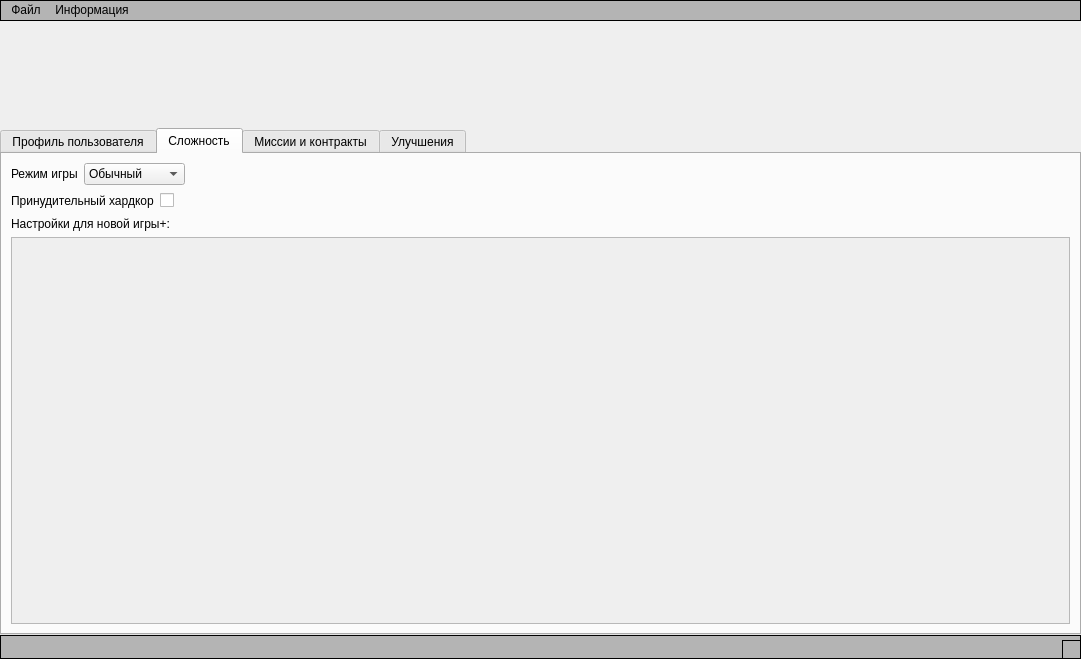
Before: the Qt Designer form EditorWindow.ui in hypercyclist/snowrunner_save_editor, drawn with Qt 5.
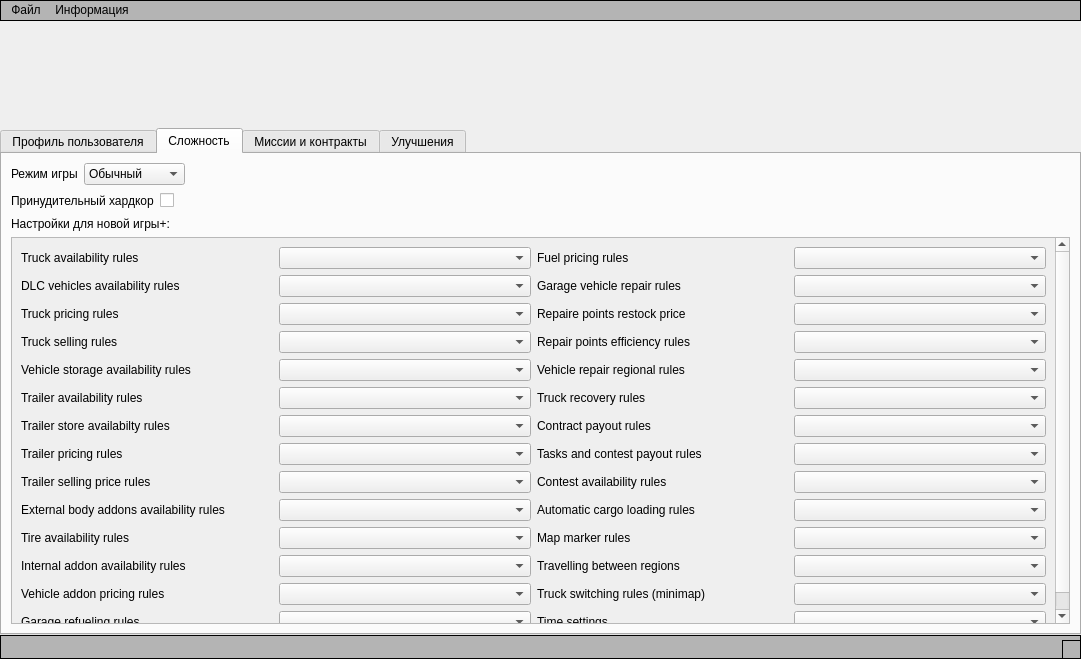
After: the same form once the commit is applied. The open tabs and pages were chosen to show the change. Icons and pictures are not drawn. Custom widgets are drawn as their Qt base class.

Commit message:
Add NG+ settings.
Add NG+ settings.

Diff of the .ui file:
```diff
--- a/EditorWindow.ui
+++ b/EditorWindow.ui
@@ -263,11 +263,305 @@
               <rect>
                <x>0</x>
                <y>0</y>
-               <width>1053</width>
-               <height>384</height>
+               <width>1041</width>
+               <height>452</height>
               </rect>
              </property>
-             <layout class="QGridLayout" name="gridLayout_4"/>
+             <layout class="QGridLayout" name="gridLayout_4">
+              <item row="13" column="0">
+               <widget class="QLabel" name="garageRefuelLabel">
+                <property name="text">
+                 <string>Garage refueling rules</string>
+                </property>
+               </widget>
+              </item>
+              <item row="5" column="1">
+               <widget class="QComboBox" name="trailerAvailabilityCombo"/>
+              </item>
+              <item row="8" column="1">
+               <widget class="QComboBox" name="trailerSellingPriceCombo"/>
+              </item>
+              <item row="2" column="0">
+               <widget class="QLabel" name="truckPricingLabel">
+                <property name="text">
+                 <string>Truck pricing rules</string>
+                </property>
+               </widget>
+              </item>
+              <item row="10" column="0">
+               <widget class="QLabel" name="tireAvailAbilityLabel">
+                <property name="text">
+                 <string>Tire availability rules</string>
+                </property>
+               </widget>
+              </item>
+              <item row="0" column="2">
+               <widget class="QLabel" name="fuelPricingLabel">
+                <property name="text">
+                 <string>Fuel pricing rules</string>
+                </property>
+               </widget>
+              </item>
+              <item row="0" column="1">
+               <widget class="QComboBox" name="truckAvailabilityCombo"/>
+              </item>
+              <item row="7" column="0">
+               <widget class="QLabel" name="trailerPricingLabel">
+                <property name="text">
+                 <string>Trailer pricing rules</string>
+                </property>
+               </widget>
+              </item>
+              <item row="6" column="0">
+               <widget class="QLabel" name="trailerStoreAvailabilityLabel">
+                <property name="text">
+                 <string>Trailer store availabilty rules</string>
+                </property>
+               </widget>
+              </item>
+              <item row="1" column="0">
+               <widget class="QLabel" name="dlcVehiclesAvailabilityLabel">
+                <property name="text">
+                 <string>DLC vehicles availability rules</string>
+                </property>
+               </widget>
+              </item>
+              <item row="2" column="1">
+               <widget class="QComboBox" name="truckPricingCombo"/>
+              </item>
+              <item row="11" column="1">
+               <widget class="QComboBox" name="internalAddonAvailabilityCombo"/>
+              </item>
+              <item row="12" column="1">
+               <widget class="QComboBox" name="vehicleAddonPricingCombo"/>
+              </item>
+              <item row="6" column="1">
+               <widget class="QComboBox" name="trailerStoreAvailabilityCombo"/>
+              </item>
+              <item row="4" column="1">
+               <widget class="QComboBox" name="vehicleStorageAvailabilityCombo"/>
+              </item>
+              <item row="7" column="1">
+               <widget class="QComboBox" name="trailerPricingCombo"/>
+              </item>
+              <item row="9" column="0">
+               <widget class="QLabel" name="externalBodyAddonsAvailabilityLabel">
+                <property name="text">
+                 <string>External body addons availability rules</string>
+                </property>
+               </widget>
+              </item>
+              <item row="3" column="1">
+               <widget class="QComboBox" name="truckSellingCombo"/>
+              </item>
+              <item row="9" column="1">
+               <widget class="QComboBox" name="externalBodyAddonsAvailabilityCombo"/>
+              </item>
+              <item row="5" column="0">
+               <widget class="QLabel" name="trailerAvailabilityLabel">
+                <property name="text">
+                 <string>Trailer availability rules</string>
+                </property>
+               </widget>
+              </item>
+              <item row="3" column="0">
+               <widget class="QLabel" name="truckSellingLabel">
+                <property name="text">
+                 <string>Truck selling rules</string>
+                </property>
+               </widget>
+              </item>
+              <item row="0" column="3">
+               <widget class="QComboBox" name="fuelPricingCombo"/>
+              </item>
+              <item row="11" column="0">
+               <widget class="QLabel" name="internalAddonAvailabilityLabel">
+                <property name="text">
+                 <string>Internal addon availability rules</string>
+                </property>
+               </widget>
+              </item>
+              <item row="12" column="0">
+               <widget class="QLabel" name="vehicleAddonPricingLabel">
+                <property name="text">
+                 <string>Vehicle addon pricing rules</string>
+                </property>
+               </widget>
+              </item>
+              <item row="10" column="1">
+               <widget class="QComboBox" name="tireAvailAbilityCombo"/>
+              </item>
+              <item row="13" column="1">
+               <widget class="QComboBox" name="garageRefuelCombo"/>
+              </item>
+              <item row="1" column="1">
+               <widget class="QComboBox" name="dlcVehiclesAvailabilityCombo"/>
+              </item>
+              <item row="0" column="0">
+               <widget class="QLabel" name="truckAvailabilityLabel">
+                <property name="text">
+                 <string>Truck availability rules</string>
+                </property>
+               </widget>
+              </item>
+              <item row="4" column="0">
+               <widget class="QLabel" name="vehicleStorageAvailabilityLabel">
+                <property name="text">
+                 <string>Vehicle storage availability rules</string>
+                </property>
+               </widget>
+              </item>
+              <item row="8" column="0">
+               <widget class="QLabel" name="trailerSellingPriceLabel">
+                <property name="text">
+                 <string>Trailer selling price rules</string>
+                </property>
+               </widget>
+              </item>
+              <item row="1" column="2">
+               <widget class="QLabel" name="garageVehicleRepairLabel">
+                <property name="text">
+                 <string>Garage vehicle repair rules</string>
+                </property>
+               </widget>
+              </item>
+              <item row="2" column="2">
+               <widget class="QLabel" name="repairePointsRestockPriceLabel">
+                <property name="text">
+                 <string>Repaire points restock price</string>
+                </property>
+               </widget>
+              </item>
+              <item row="3" column="2">
+               <widget class="QLabel" name="repairPointsEfficiencyLabel">
+                <property name="text">
+                 <string>Repair points efficiency rules</string>
+                </property>
+               </widget>
+              </item>
+              <item row="4" column="2">
+               <widget class="QLabel" name="vehicleRepairRegionalLabel">
+                <property name="text">
+                 <string>Vehicle repair regional rules</string>
+                </property>
+               </widget>
+              </item>
+              <item row="5" column="2">
+               <widget class="QLabel" name="truckRecoveryLabel">
+                <property name="text">
+                 <string>Truck recovery rules</string>
+                </property>
+               </widget>
+              </item>
+              <item row="6" column="2">
+               <widget class="QLabel" name="contractPayoutLabel">
+                <property name="text">
+                 <string>Contract payout rules</string>
+                </property>
+               </widget>
+              </item>
+              <item row="7" column="2">
+               <widget class="QLabel" name="tasksAndContestPayoutLabel">
+                <property name="text">
+                 <string>Tasks and contest payout rules</string>
+                </property>
+               </widget>
+              </item>
+              <item row="8" column="2">
+               <widget class="QLabel" name="contestAvailabilityLabel">
+                <property name="text">
+                 <string>Contest availability rules</string>
+                </property>
+               </widget>
+              </item>
+              <item row="1" column="3">
+               <widget class="QComboBox" name="garageVehicleRepairCombo"/>
+              </item>
+              <item row="2" column="3">
+               <widget class="QComboBox" name="repairePointsRestockPriceCombo"/>
+              </item>
+              <item row="3" column="3">
+               <widget class="QComboBox" name="repairPointsEfficiencyCombo"/>
+              </item>
+              <item row="4" column="3">
+               <widget class="QComboBox" name="vehicleRepairRegionalCombo"/>
+              </item>
+              <item row="5" column="3">
+               <widget class="QComboBox" name="truckRecoveryCombo"/>
+              </item>
+              <item row="6" column="3">
+               <widget class="QComboBox" name="contractPayoutCombo"/>
+              </item>
+              <item row="7" column="3">
+               <widget class="QComboBox" name="tasksAndContestPayoutCombo"/>
+              </item>
+              <item row="8" column="3">
+               <widget class="QComboBox" name="contestAvailabilityCombo"/>
+              </item>
+              <item row="9" column="2">
+               <widget class="QLabel" name="automaticCargoLoadingLabel">
+                <property name="text">
+                 <string>Automatic cargo loading rules</string>
+                </property>
+               </widget>
+              </item>
+              <item row="10" column="2">
+               <widget class="QLabel" name="mapMarkerLabel">
+                <property name="text">
+                 <string>Map marker rules</string>
+                </property>
+               </widget>
+              </item>
+              <item row="11" column="2">
+               <widget class="QLabel" name="travellingBetweenRegionsLabel">
+                <property name="text">
+                 <string>Travelling between regions</string>
+                </property>
+               </widget>
+              </item>
+              <item row="9" column="3">
+               <widget class="QComboBox" name="automaticCargoLoadingCombo"/>
+              </item>
+              <item row="10" column="3">
+               <widget class="QComboBox" name="mapMarkerCombo"/>
+              </item>
+              <item row="11" column="3">
+               <widget class="QComboBox" name="travellingBetweenRegionsCombo"/>
+              </item>
+              <item row="12" column="2">
+               <widget class="QLabel" name="truckSwitchingLabel">
+                <property name="text">
+                 <string>Truck switching rules (minimap)</string>
+                </property>
+               </widget>
+              </item>
+              <item row="12" column="3">
+               <widget class="QComboBox" name="truckSwitchingCombo"/>
+              </item>
+              <item row="13" column="2">
+               <widget class="QLabel" name="timeSettingsLabel">
+                <property name="text">
+                 <string>Time settings</string>
+                </property>
+               </widget>
+              </item>
+              <item row="13" column="3">
+               <widget class="QComboBox" name="timeSettingsCombo"/>
+              </item>
+              <item row="14" column="0">
+               <spacer name="verticalSpacer_2">
+                <property name="orientation">
+                 <enum>Qt::Vertical</enum>
+                </property>
+                <property name="sizeHint" stdset="0">
+                 <size>
+                  <width>20</width>
+                  <height>40</height>
+                 </size>
+                </property>
+               </spacer>
+              </item>
+             </layout>
             </widget>
            </widget>
           </item>
```
Left out of the diff: 2 changed lines with no effect on the pictures. The commit also changes 4 other files.
